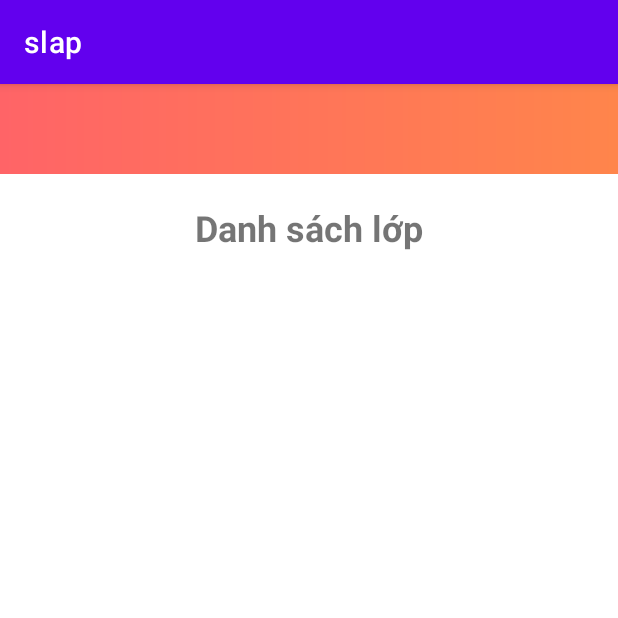
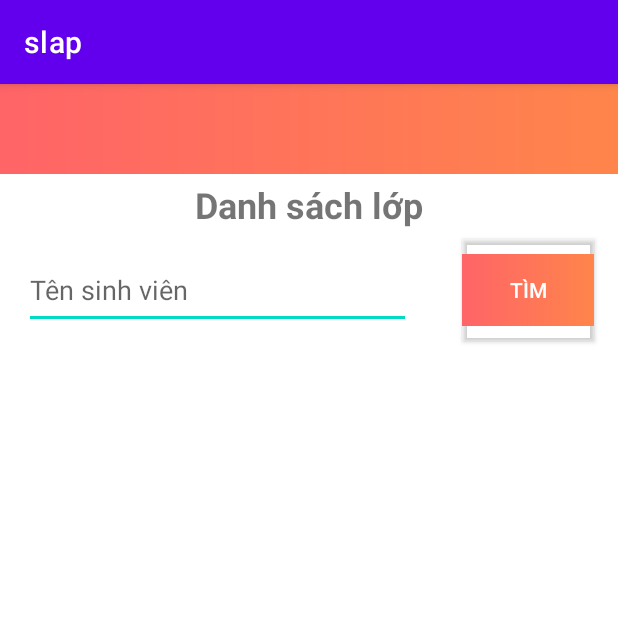
Before and after one commit to hieubap/android-support-learning-android-program, an Android app: the fragment DsLopFragment shown on its own in the app's theme, on a phone screen of 412 x 824 dp, the top half of it. Run offline under Robolectric (Android 15) with nearby library versions, the phone set to English and light mode, and no system bars; our stand-ins replace Firebase (no records; nobody signed in at launch, a user with empty details on screens opened directly).

Commit message:
thêm tìm kiếm

```diff
--- a/app/src/main/java/com/android/slap/dao/SinhVienDAO.java
+++ b/app/src/main/java/com/android/slap/dao/SinhVienDAO.java
@@ -29,7 +29,9 @@ public class SinhVienDAO {
         modelMapper.getConfiguration().setMatchingStrategy(MatchingStrategies.STRICT);
 
         modelMapper.map(doc.getData(),this);
-        this.key = Integer.parseInt(doc.getId());
+        if(doc.getId() != null){
+            this.key = Integer.parseInt(doc.getId());
+        }
 
         int count = 0;
         for(String k : checks.keySet()){
--- a/app/src/main/java/com/android/slap/model/SinhVienModel.java
+++ b/app/src/main/java/com/android/slap/model/SinhVienModel.java
@@ -51,7 +51,9 @@ public class SinhVienModel {
         for(SinhVienDAO sv : listSinhVienDAO){
             if(sv.key == key) return sv;
         }
-        return new SinhVienDAO();
+        SinhVienDAO sv =new SinhVienDAO();
+        sv.key = key;
+        return sv;
     }
 
     public void save(SinhVienDAO sv){
--- a/app/src/main/java/com/android/slap/ui/ds_lop/DsLopFragment.java
+++ b/app/src/main/java/com/android/slap/ui/ds_lop/DsLopFragment.java
@@ -21,13 +21,14 @@ import com.android.slap.model.SinhVienModel;
 import com.android.slap.event.SinhVienModelEvent;
 import com.android.slap.ui.ds_lop.ui.SinhVienAdapter;
 
+import java.util.ArrayList;
 import java.util.HashMap;
 import java.util.List;
 import java.util.Map;
 import java.util.Timer;
 import java.util.TimerTask;
 
-public class DsLopFragment extends Fragment implements SinhVienModelEvent {
+public class DsLopFragment extends Fragment implements SinhVienModelEvent, View.OnClickListener {
 
     private FragmentDsLopBinding binding;
     private SinhVienModel sinhVienModel;
@@ -35,6 +36,8 @@ public class DsLopFragment extends Fragment implements SinhVienModelEvent {
     private GridView gridView;
     private Dialog dialogUpdate;
     private Timer timerRefresh;
+    private List<SinhVienDAO> listShow = new ArrayList<>();
+    private EditText searchInput;
 
     public View onCreateView(@NonNull LayoutInflater inflater,
                              ViewGroup container, Bundle savedInstanceState) {
@@ -59,6 +62,10 @@ public class DsLopFragment extends Fragment implements SinhVienModelEvent {
         super.onViewCreated(view, savedInstanceState);
         gridView = binding.dsSvGrid;
 
+        searchInput = binding.searchInput;
+        Button searchBtn = binding.searchBtn;
+        searchBtn.setOnClickListener(this);
+
     }
 
     @Override
@@ -80,8 +87,10 @@ public class DsLopFragment extends Fragment implements SinhVienModelEvent {
 
     @Override
     public void afterGetData(List<SinhVienDAO> list) {
-        sinhVienAdapter = new SinhVienAdapter(getView().getContext(), R.layout.sinh_vien_item, list,this);
-        gridView.setAdapter(sinhVienAdapter);
+        if(String.valueOf(searchInput.getText()).equals("")){
+            sinhVienAdapter = new SinhVienAdapter(getContext(), R.layout.sinh_vien_item, list,this);
+            gridView.setAdapter(sinhVienAdapter);
+        }
     }
 
     @Override
@@ -111,4 +120,20 @@ public class DsLopFragment extends Fragment implements SinhVienModelEvent {
             }
         });
     }
+
+    @Override
+    public void onClick(View view) {
+        String s = String.valueOf(searchInput.getText());
+        listShow.clear();
+        for(SinhVienDAO sv : sinhVienModel.listSinhVienDAO){
+            if(sv.fullname != null && sv.fullname.toLowerCase().contains(s.toLowerCase())){
+                listShow.add(sv);
+            }else if(sv.name != null && sv.name.toLowerCase().contains(s.toLowerCase())){
+                listShow.add(sv);
+            }
+        }
+
+        sinhVienAdapter = new SinhVienAdapter(getContext(), R.layout.sinh_vien_item, listShow,this);
+        gridView.setAdapter(sinhVienAdapter);
+    }
 }
--- a/app/src/main/res/layout/fragment_ds_lop.xml
+++ b/app/src/main/res/layout/fragment_ds_lop.xml
@@ -21,43 +21,60 @@
         android:layout_width="273dp"
         android:layout_height="36dp"
         android:layout_marginStart="70dp"
-        android:layout_marginTop="19dp"
+        android:layout_marginTop="4dp"
         android:layout_marginEnd="70dp"
         android:text="Danh sách lớp"
+        android:textAlignment="center"
+        android:textSize="24sp"
         android:textStyle="bold"
-        android:textSize="24sp"
-        android:textAlignment="center"
         app:layout_constraintEnd_toEndOf="parent"
         app:layout_constraintStart_toStartOf="parent"
         app:layout_constraintTop_toBottomOf="@+id/view" />
 
     <androidx.constraintlayout.widget.ConstraintLayout
-        android:layout_width="409dp"
-        android:layout_height="620dp"
+        android:layout_width="412dp"
+        android:layout_height="641dp"
         android:layout_marginStart="1dp"
-        android:layout_marginTop="1dp"
+        android:layout_marginTop="10dp"
         android:layout_marginEnd="1dp"
-        android:layout_marginBottom="60dp"
-        app:layout_constraintBottom_toBottomOf="parent"
         app:layout_constraintEnd_toEndOf="parent"
         app:layout_constraintStart_toStartOf="parent"
-        app:layout_constraintTop_toBottomOf="@+id/textView3">
+        app:layout_constraintTop_toBottomOf="@+id/search_input">
 
         <GridView
             android:id="@+id/ds_sv_grid"
             android:layout_width="match_parent"
             android:layout_height="match_parent"
-            android:layout_marginTop="0dp"
-            android:layout_marginBottom="0dp"
             android:numColumns="2"
-            app:layout_constraintBottom_toBottomOf="parent"
-            app:layout_constraintEnd_toEndOf="parent"
-            app:layout_constraintHorizontal_bias="0.0"
-            app:layout_constraintStart_toStartOf="parent"
-            app:layout_constraintTop_toTopOf="parent"
-            app:layout_constraintVertical_bias="1.0" />
+            tools:layout_editor_absoluteX="0dp"
+            tools:layout_editor_absoluteY="153dp" />
     </androidx.constraintlayout.widget.ConstraintLayout>
 
+    <EditText
+        android:id="@+id/search_input"
+        android:layout_width="258dp"
+        android:layout_height="51dp"
+        android:layout_marginTop="12dp"
+        android:ems="10"
+        android:hint="Tên sinh viên"
+        android:inputType="textPersonName"
+        android:text=""
+        app:layout_constraintEnd_toEndOf="parent"
+        app:layout_constraintHorizontal_bias="0.104"
+        app:layout_constraintStart_toStartOf="parent"
+        app:layout_constraintTop_toBottomOf="@+id/textView3" />
+
+    <androidx.appcompat.widget.AppCompatButton
+        android:id="@+id/search_btn"
+        android:layout_width="wrap_content"
+        android:layout_height="wrap_content"
+        android:layout_marginTop="13dp"
+        android:layout_marginEnd="16dp"
+        android:background="@drawable/gradient_home"
+        android:textColor="@color/white"
+        android:text="Tìm"
+        app:layout_constraintEnd_toEndOf="parent"
+        app:layout_constraintTop_toBottomOf="@+id/textView3" />
 
 
 </androidx.constraintlayout.widget.ConstraintLayout>
```
Also changed, not shown: app/src/main/java/com/android/slap/ui/diemdanh/DiemDanhFragment.java (+12 -3 lines), app/src/main/res/layout/sinh_vien_item.xml (+9 -5 lines).
